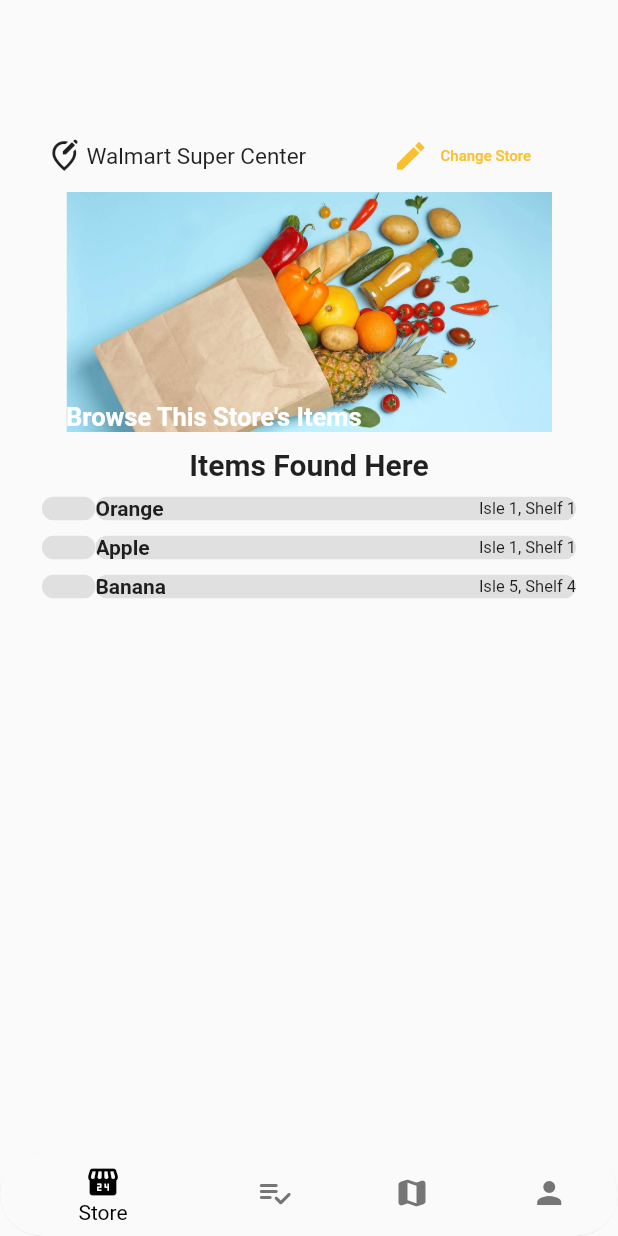
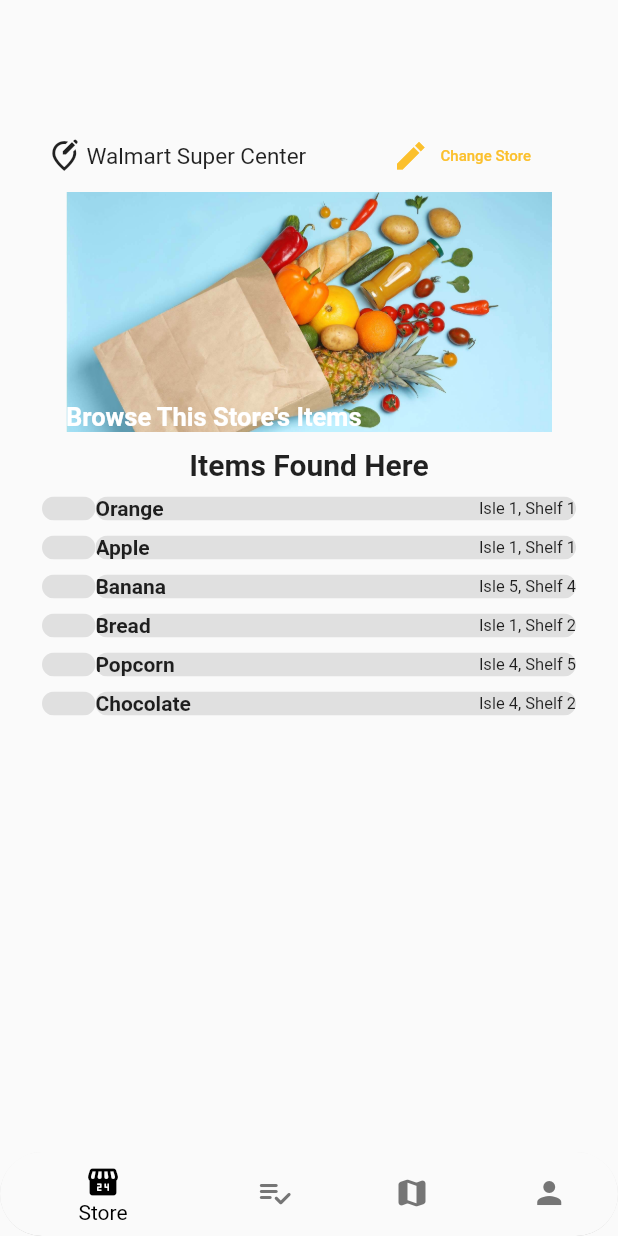
Before and after one commit to Hrithik-Kumar/Smart-Grocery-Map-and-Inventory, a Flutter app: the NavBar screen opened directly, on a phone screen of 412 x 824 dp. Run offline on Flutter 3.47's test engine with Material 2 defaults, Android fonts, the light colour scheme and no system bars; our stand-ins replace image_picker, lottie, sqflite; accounts and stored records are empty; network calls fail; project files that could hold a hidden picture were left out.

Commit message:
changed database items

```diff
--- a/code/smart_grocery_map/lib/screens/user-home/shopping_list_screen.dart
+++ b/code/smart_grocery_map/lib/screens/user-home/shopping_list_screen.dart
@@ -215,6 +215,7 @@
             ),
           ),
         ),
+        backgroundColor: Colors.amber,
       ),
       body: Container(
         padding: EdgeInsets.symmetric(
--- a/code/smart_grocery_map/lib/screens/user-home/store_items.dart
+++ b/code/smart_grocery_map/lib/screens/user-home/store_items.dart
@@ -396,7 +396,7 @@
                       onPressed: () {
                         _bottomModal(context);
                       },
-                      child: Text('View a Catagory'),
+                      child: Text('View a Category'),
                       style: TextButton.styleFrom(
                         primary: Colors.black,
                         textStyle: const TextStyle(fontSize: 16),
--- a/code/smart_grocery_map/lib/screens/user-home/store_screen.dart
+++ b/code/smart_grocery_map/lib/screens/user-home/store_screen.dart
@@ -157,6 +157,12 @@
           createRowItem("", "Apple", "Isle 1, Shelf 1"),
           SizedBox(height: 10.0,),
           createRowItem("", "Banana", "Isle 5, Shelf 4"),
+          SizedBox(height: 10.0,),
+          createRowItem("", "Bread", "Isle 1, Shelf 2"),
+          SizedBox(height: 10.0,),
+          createRowItem("", "Popcorn", "Isle 4, Shelf 5"),
+          SizedBox(height: 10.0,),
+          createRowItem("", "Chocolate", "Isle 4, Shelf 2"),
         ],
       ),
     );
--- a/code/smart_grocery_map/lib/screens/user-home/user_screen.dart
+++ b/code/smart_grocery_map/lib/screens/user-home/user_screen.dart
@@ -69,7 +69,7 @@
                   onPressed: () {
                     Navigator.push(context, new MaterialPageRoute(builder: (context) => new ProfilePage()));
                   },
-                  icon: Icon(Icons.local_convenience_store_rounded),
+                  icon: Icon(Icons.person),
                   label: Text("User\nView Profile"),
                   style: ElevatedButton.styleFrom(
                     primary: Colors.transparent,
```
Also changed, not shown: 1 other file.
